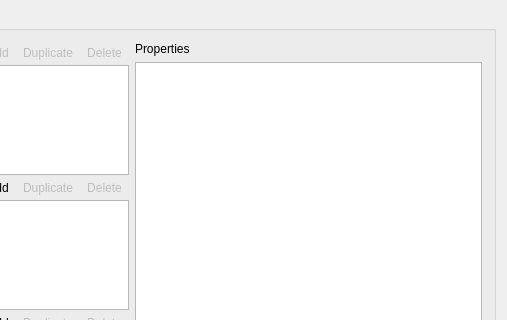
Before: the Qt Designer form editgear.ui in cgilles/digikam-analogexif, drawn with Qt 5; both pictures show x 222 to 729 and y 0 to 320 of the 729 by 553 pixel window.
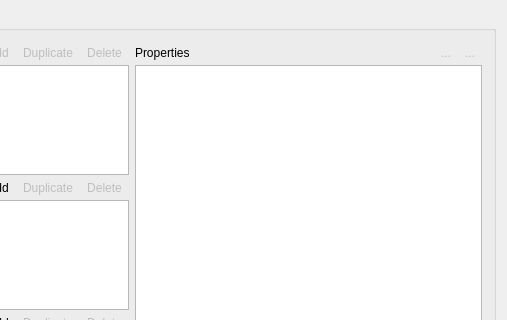
After: the same form once the commit is applied. Icons and pictures are not drawn. Custom widgets are drawn as their Qt base class.

The edit to the form file:
```diff
--- a/editgear.ui
+++ b/editgear.ui
@@ -459,22 +459,37 @@
        </layout>
       </item>
       <item>
-       <layout class="QVBoxLayout" name="verticalLayout_3">
-        <item>
+       <layout class="QGridLayout" name="gridLayout_2" columnstretch="0,0,0,0">
+        <property name="horizontalSpacing">
+         <number>0</number>
+        </property>
+        <property name="verticalSpacing">
+         <number>2</number>
+        </property>
+        <item row="0" column="0">
          <widget class="QLabel" name="label_3">
           <property name="text">
            <string>Properties</string>
           </property>
          </widget>
         </item>
-        <item>
-         <widget class="QTableView" name="metadataView">
+        <item row="1" column="0" colspan="4">
+         <widget class="GearTableView" name="metadataView">
           <property name="sizePolicy">
            <sizepolicy hsizetype="Expanding" vsizetype="Expanding">
             <horstretch>0</horstretch>
             <verstretch>0</verstretch>
            </sizepolicy>
           </property>
+          <property name="font">
+           <font>
+            <family>MS Shell Dlg 2</family>
+            <pointsize>8</pointsize>
+           </font>
+          </property>
+          <property name="contextMenuPolicy">
+           <enum>Qt::CustomContextMenu</enum>
+          </property>
           <property name="showDropIndicator" stdset="0">
            <bool>false</bool>
           </property>
@@ -552,6 +567,46 @@
           </attribute>
          </widget>
         </item>
+        <item row="0" column="3">
+         <widget class="QToolButton" name="delTagBtn">
+          <property name="enabled">
+           <bool>false</bool>
+          </property>
+          <property name="toolTip">
+           <string>Delete meta tag</string>
+          </property>
+          <property name="text">
+           <string>...</string>
+          </property>
+          <property name="icon">
+           <iconset resource="analogexif.qrc">
+            <normaloff>:/images/icons/delete.png</normaloff>:/images/icons/delete.png</iconset>
+          </property>
+          <property name="autoRaise">
+           <bool>true</bool>
+          </property>
+         </widget>
+        </item>
+        <item row="0" column="2">
+         <widget class="QToolButton" name="addTagBtn">
+          <property name="enabled">
+           <bool>false</bool>
+          </property>
+          <property name="toolTip">
+           <string>Add new meta tag</string>
+          </property>
+          <property name="text">
+           <string>...</string>
+          </property>
+          <property name="icon">
+           <iconset resource="analogexif.qrc">
+            <normaloff>:/images/icons/add.png</normaloff>:/images/icons/add.png</iconset>
+          </property>
+          <property name="autoRaise">
+           <bool>true</bool>
+          </property>
+         </widget>
+        </item>
        </layout>
       </item>
      </layout>
@@ -651,6 +706,16 @@
    <extends>QListView</extends>
    <header>gearlistview.h</header>
   </customwidget>
+  <customwidget>
+   <class>GearTreeView</class>
+   <extends>QTreeView</extends>
+   <header>geartreeview.h</header>
+  </customwidget>
+  <customwidget>
+   <class>GearTableView</class>
+   <extends>QTableView</extends>
+   <header>geartableview.h</header>
+  </customwidget>
  </customwidgets>
  <tabstops>
   <tabstop>gearView</tabstop>
```
Left out of the diff: 104 changed lines with no effect on the pictures.
